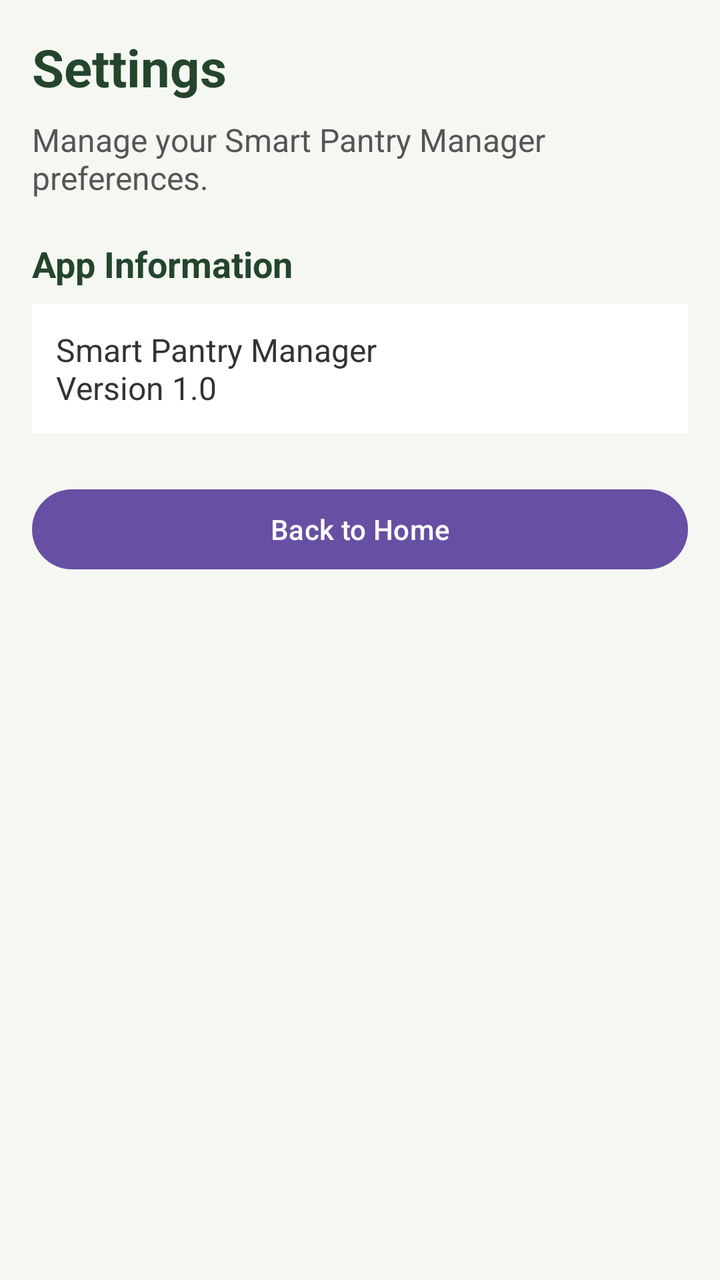
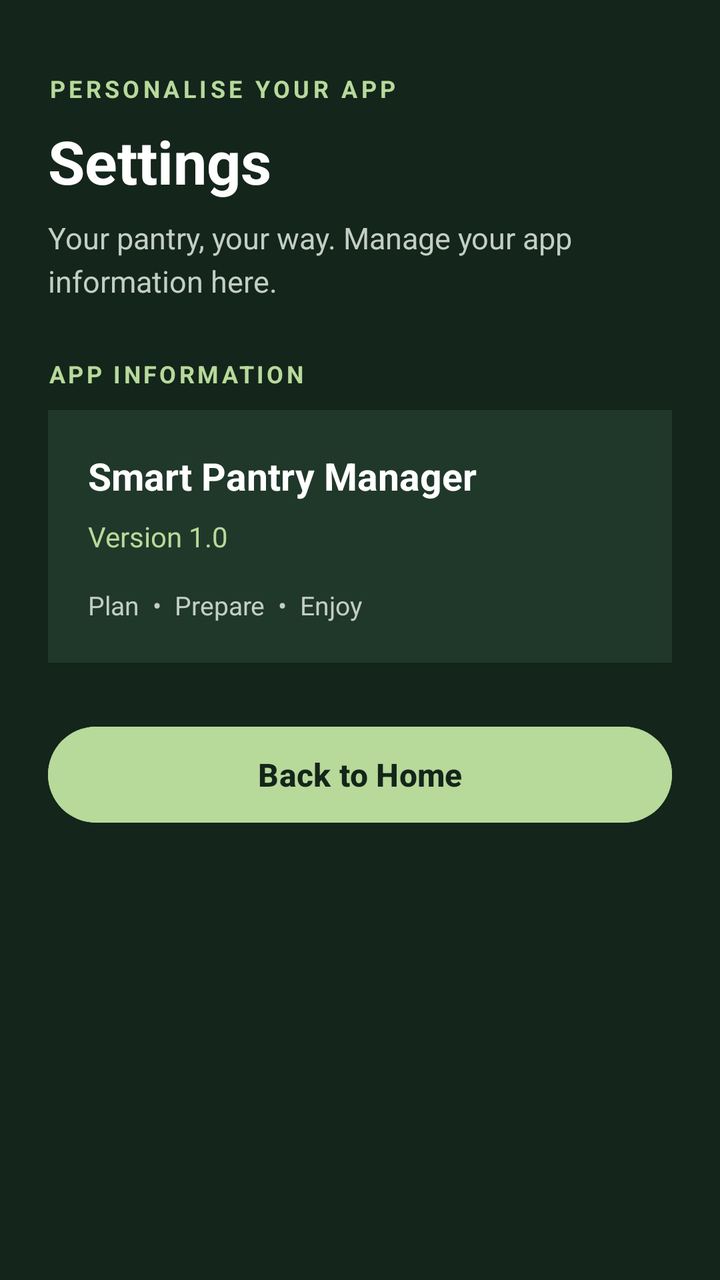

Before-and-after screenshots of an Android layout around one commit, followed by the original layout XML and the change that was made.
<!-- AndroidManifest.xml: application theme Theme.SmartPantryManager -->
<!-- res/layout/activity_settings.xml -->
<?xml version="1.0" encoding="utf-8"?>
<LinearLayout
    xmlns:android="http://schemas.android.com/apk/res/android"
    android:layout_width="match_parent"
    android:layout_height="match_parent"
    android:orientation="vertical"
    android:padding="16dp"
    android:background="#F5F7F2">

    <TextView
        android:layout_width="match_parent"
        android:layout_height="wrap_content"
        android:text="Settings"
        android:textSize="26sp"
        android:textStyle="bold"
        android:textColor="#24452C"
        android:paddingBottom="8dp" />

    <TextView
        android:layout_width="match_parent"
        android:layout_height="wrap_content"
        android:text="Manage your Smart Pantry Manager preferences."
        android:textSize="16sp"
        android:textColor="#555555"
        android:paddingBottom="20dp" />

    <TextView
        android:layout_width="match_parent"
        android:layout_height="wrap_content"
        android:text="App Information"
        android:textSize="18sp"
        android:textStyle="bold"
        android:textColor="#24452C"
        android:paddingBottom="8dp" />

    <TextView
        android:layout_width="match_parent"
        android:layout_height="wrap_content"
        android:text="Smart Pantry Manager\nVersion 1.0"
        android:textSize="16sp"
        android:textColor="#333333"
        android:padding="12dp"
        android:background="#FFFFFF" />

    <Button
        android:id="@+id/btnBackHome"
        android:layout_width="match_parent"
        android:layout_height="wrap_content"
        android:text="Back to Home"
        android:layout_marginTop="24dp" />

</LinearLayout>
<!-- resources referenced by this layout -->
<resources>
  <style name="Theme.SmartPantryManager" parent="Base.Theme.SmartPantryManager" />
  <style name="Base.Theme.SmartPantryManager" parent="Theme.Material3.DayNight.NoActionBar">
          
          
      </style>
</resources>

<!-- the commit's change to res/layout/activity_settings.xml (unified diff, before → after) -->
@@ -1,52 +1,100 @@
 <?xml version="1.0" encoding="utf-8"?>
-<LinearLayout
+<ScrollView
     xmlns:android="http://schemas.android.com/apk/res/android"
     android:layout_width="match_parent"
     android:layout_height="match_parent"
-    android:orientation="vertical"
-    android:padding="16dp"
-    android:background="#F5F7F2">
+    android:fillViewport="true"
+    android:background="#14251B">
 
-    <TextView
+    <LinearLayout
         android:layout_width="match_parent"
         android:layout_height="wrap_content"
-        android:text="Settings"
-        android:textSize="26sp"
-        android:textStyle="bold"
-        android:textColor="#24452C"
-        android:paddingBottom="8dp" />
+        android:orientation="vertical"
+        android:padding="24dp">
 
-    <TextView
-        android:layout_width="match_parent"
-        android:layout_height="wrap_content"
-        android:text="Manage your Smart Pantry Manager preferences."
-        android:textSize="16sp"
-        android:textColor="#555555"
-        android:paddingBottom="20dp" />
+        <TextView
+            android:layout_width="match_parent"
+            android:layout_height="wrap_content"
+            android:text="PERSONALISE YOUR APP"
+            android:textSize="12sp"
+            android:textStyle="bold"
+            android:letterSpacing="0.15"
+            android:textColor="#B7D99A"
+            android:layout_marginTop="12dp" />
 
-    <TextView
-        android:layout_width="match_parent"
-        android:layout_height="wrap_content"
-        android:text="App Information"
-        android:textSize="18sp"
-        android:textStyle="bold"
-        android:textColor="#24452C"
-        android:paddingBottom="8dp" />
+        <TextView
+            android:layout_width="match_parent"
+            android:layout_height="wrap_content"
+            android:text="Settings"
+            android:textSize="30sp"
+            android:textStyle="bold"
+            android:textColor="#FFFFFF"
+            android:layout_marginTop="8dp" />
 
-    <TextView
-        android:layout_width="match_parent"
-        android:layout_height="wrap_content"
-        android:text="Smart Pantry Manager\nVersion 1.0"
-        android:textSize="16sp"
-        android:textColor="#333333"
-        android:padding="12dp"
-        android:background="#FFFFFF" />
+        <TextView
+            android:layout_width="match_parent"
+            android:layout_height="wrap_content"
+            android:text="Your pantry, your way. Manage your app information here."
+            android:textSize="15sp"
+            android:textColor="#C3CEC5"
+            android:lineSpacingExtra="4dp"
+            android:layout_marginTop="8dp"
+            android:layout_marginBottom="28dp" />
 
-    <Button
-        android:id="@+id/btnBackHome"
-        android:layout_width="match_parent"
-        android:layout_height="wrap_content"
-        android:text="Back to Home"
-        android:layout_marginTop="24dp" />
+        <TextView
+            android:layout_width="match_parent"
+            android:layout_height="wrap_content"
+            android:text="APP INFORMATION"
+            android:textSize="12sp"
+            android:textStyle="bold"
+            android:letterSpacing="0.12"
+            android:textColor="#B7D99A"
+            android:layout_marginBottom="10dp" />
 
-</LinearLayout>
+        <LinearLayout
+            android:layout_width="match_parent"
+            android:layout_height="wrap_content"
+            android:orientation="vertical"
+            android:padding="20dp"
+            android:background="#20382A">
+
+            <TextView
+                android:layout_width="match_parent"
+                android:layout_height="wrap_content"
+                android:text="Smart Pantry Manager"
+                android:textSize="19sp"
+                android:textStyle="bold"
+                android:textColor="#FFFFFF" />
+
+            <TextView
+                android:layout_width="match_parent"
+                android:layout_height="wrap_content"
+                android:text="Version 1.0"
+                android:textSize="14sp"
+                android:textColor="#B7D99A"
+                android:layout_marginTop="8dp" />
+
+            <TextView
+                android:layout_width="match_parent"
+                android:layout_height="wrap_content"
+                android:text="Plan  •  Prepare  •  Enjoy"
+                android:textSize="13sp"
+                android:textColor="#C3CEC5"
+                android:layout_marginTop="16dp" />
+
+        </LinearLayout>
+
+        <Button
+            android:id="@+id/btnBackHome"
+            android:layout_width="match_parent"
+            android:layout_height="56dp"
+            android:text="Back to Home"
+            android:textAllCaps="false"
+            android:textSize="16sp"
+            android:textStyle="bold"
+            android:textColor="#14251B"
+            android:backgroundTint="#B7D99A"
+            android:layout_marginTop="28dp" />
+
+    </LinearLayout>
+</ScrollView>
